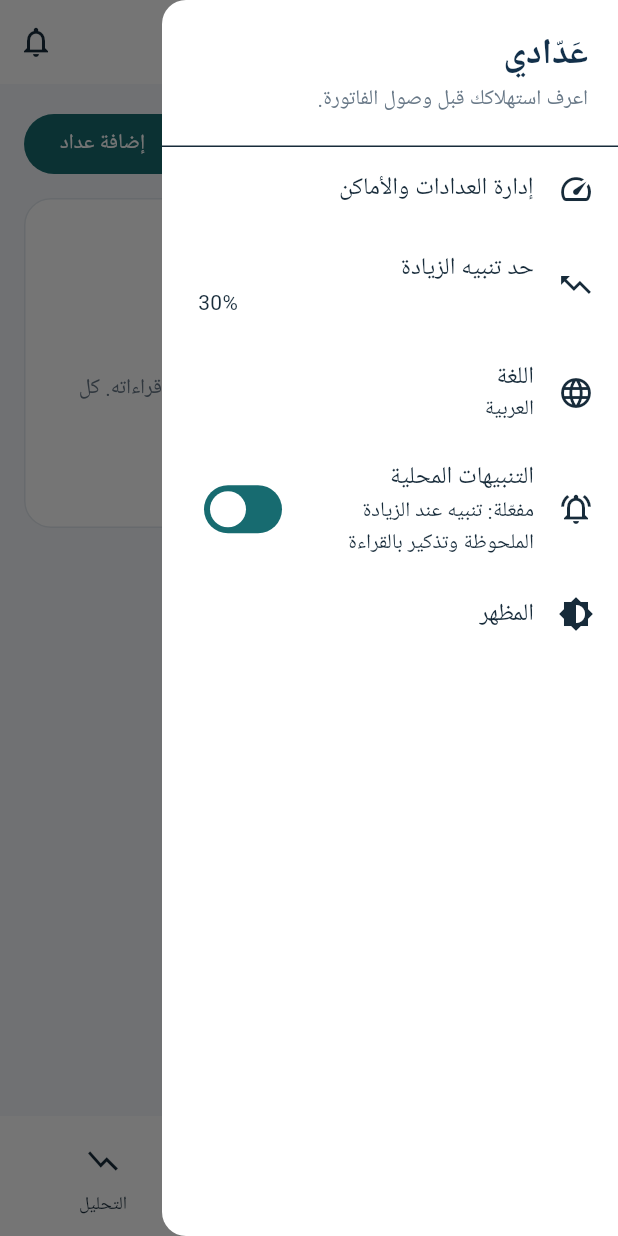
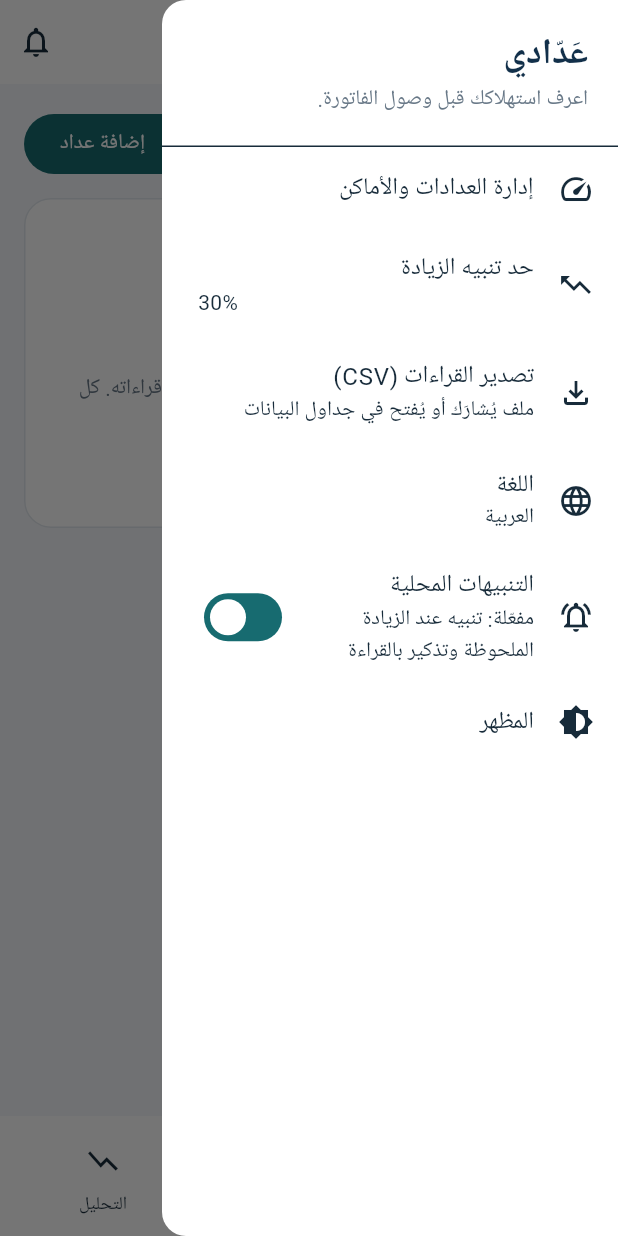
Before and after one commit to moamenessamseja-web/addadi, a Flutter app: the screen it shows after launch, with the side drawer open, on a phone screen of 412 x 824 dp. Run offline on Flutter 3.47's test engine with Material 3 defaults, Android fonts, the phone set to English and light mode, and no system bars; our stand-ins replace flutter_local_notifications, share_plus, shared_preferences, timezone.

Commit message:
feat: CSV export through the Android share sheet

```diff
--- a/lib/data/app_store.dart
+++ b/lib/data/app_store.dart
@@ -2,6 +2,7 @@ import 'package:flutter/material.dart';
 
 import '../domain/app_data.dart';
 import '../domain/consumption.dart';
+import '../domain/csv_export.dart';
 import '../domain/language.dart';
 import '../domain/models.dart';
 import '../domain/notifications.dart';
@@ -11,13 +12,14 @@ import 'storage.dart';
 /// The single source of truth the UI listens to. Every change is written to local storage first;
 /// listeners are only notified after the write succeeded, so "saved on this device" is always true.
 class AppStore extends ChangeNotifier {
-  AppStore._(this._storage, this._data, this._notifications, this._textsBuilder);
+  AppStore._(this._storage, this._data, this._notifications, this._textsBuilder, this._exportSink);
 
   static const storageKey = 'addady.data.v1';
 
   final KeyValueStorage _storage;
   final NotificationCoordinator? _notifications;
   final NotificationTexts Function()? _textsBuilder;
+  final ExportSink? _exportSink;
   AppData _data;
   int _lastId = 0;
 
@@ -25,6 +27,7 @@ class AppStore extends ChangeNotifier {
     KeyValueStorage storage, {
     NotificationCoordinator? notifications,
     NotificationTexts Function()? notificationTexts,
+    ExportSink? exportSink,
   }) async {
     final raw = await storage.read(storageKey);
     var data = const AppData();
@@ -38,7 +41,7 @@ class AppStore extends ChangeNotifier {
       }
     }
     AppLanguage.code = data.language;
-    return AppStore._(storage, data, notifications, notificationTexts);
+    return AppStore._(storage, data, notifications, notificationTexts, exportSink);
   }
 
   List<Meter> get meters => List.unmodifiable(_data.meters);
@@ -153,6 +156,29 @@ class AppStore extends ChangeNotifier {
         },
       ));
 
+  // ---- export ----------------------------------------------------------------------------------
+
+  /// Builds the CSV of every meter and reading and hands it to the OS share sheet.
+  /// [headers] are the 7 column titles in the active language.
+  Future<ExportOutcome> exportCsv({required List<String> headers, DateTime? now}) async {
+    final sink = _exportSink;
+    if (sink == null) return ExportOutcome.failed;
+    final byMeter = {for (final m in _data.meters) m.id: readingsOf(m.id)};
+    if (byMeter.values.every((r) => r.isEmpty)) return ExportOutcome.nothingToExport;
+    final d = now ?? DateTime.now();
+    final stamp = '${d.year.toString().padLeft(4, '0')}${d.month.toString().padLeft(2, '0')}${d.day.toString().padLeft(2, '0')}';
+    try {
+      await sink.shareFile(
+        filename: 'addady-readings-$stamp.csv',
+        content: buildCsv(meters: _data.meters, sortedReadingsByMeter: byMeter, headers: headers),
+        mimeType: 'text/csv',
+      );
+      return ExportOutcome.shared;
+    } catch (_) {
+      return ExportOutcome.failed;
+    }
+  }
+
   // ---- notifications -------------------------------------------------------------------------
 
   bool get notificationsEnabled => _data.notificationsEnabled;
--- a/lib/ui/drawer.dart
+++ b/lib/ui/drawer.dart
@@ -1,6 +1,7 @@
 import 'package:flutter/material.dart';
 
 import '../data/app_store.dart';
+import '../domain/csv_export.dart';
 import 'add_meter_sheet.dart';
 import 'edit_meter_page.dart';
 import 'strings.dart';
@@ -47,6 +48,20 @@ class AppDrawer extends StatelessWidget {
                 builder: (context, _) => NumericText('${store.thresholdPercent.round()}%'),
               ),
               onTap: () => showDialog<void>(context: context, builder: (_) => _ThresholdDialog(store: store)),
+            ),
+            ListTile(
+              leading: const Icon(Icons.file_download_outlined),
+              title: Text(S.exportTitle),
+              subtitle: Text(S.exportSubtitle),
+              onTap: () async {
+                final outcome = await store.exportCsv(
+                  headers: [S.csvMeter, S.csvUnit, S.csvDate, S.csvTime, S.csvReading, S.csvReset, S.csvConsumption],
+                );
+                if (!context.mounted || outcome == ExportOutcome.shared) return;
+                ScaffoldMessenger.of(context).showSnackBar(
+                  SnackBar(content: Text(outcome == ExportOutcome.nothingToExport ? S.exportNothing : S.exportFailed)),
+                );
+              },
             ),
             ListTile(
               leading: const Icon(Icons.language),
--- a/lib/ui/strings.dart
+++ b/lib/ui/strings.dart
@@ -119,6 +119,17 @@ class S {
   static String get languageArabic => _t('languageArabic');
   static String get languageEnglish => _t('languageEnglish');
   static String get defaultCurrency => _t('defaultCurrency');
+  static String get exportTitle => _t('exportTitle');
+  static String get exportSubtitle => _t('exportSubtitle');
+  static String get exportNothing => _t('exportNothing');
+  static String get exportFailed => _t('exportFailed');
+  static String get csvMeter => _t('csvMeter');
+  static String get csvUnit => _t('csvUnit');
+  static String get csvDate => _t('csvDate');
+  static String get csvTime => _t('csvTime');
+  static String get csvReading => _t('csvReading');
+  static String get csvReset => _t('csvReset');
+  static String get csvConsumption => _t('csvConsumption');
 
   // Texts with a number in them.
   static String chartSemantics(int periods) =>
@@ -238,5 +249,16 @@ class S {
     'languageArabic': ['العربية', 'العربية'],
     'languageEnglish': ['English', 'English'],
     'defaultCurrency': ['ج.م', 'EGP'],
+    'exportTitle': ['تصدير القراءات (CSV)', 'Export readings (CSV)'],
+    'exportSubtitle': ['ملف يُشارَك أو يُفتح في جداول البيانات', 'A file you can share or open in a spreadsheet'],
+    'exportNothing': ['لا توجد قراءات لتصديرها بعد.', 'There are no readings to export yet.'],
+    'exportFailed': ['تعذّر إنشاء الملف أو مشاركته.', 'Could not create or share the file.'],
+    'csvMeter': ['العداد', 'meter'],
+    'csvUnit': ['الوحدة', 'unit'],
+    'csvDate': ['التاريخ', 'date'],
+    'csvTime': ['الوقت', 'time'],
+    'csvReading': ['القراءة', 'reading'],
+    'csvReset': ['إعادة ضبط (1 = نعم)', 'reset (1 = yes)'],
+    'csvConsumption': ['استهلاك الفترة', 'period consumption'],
   };
 }
--- a/pubspec.yaml
+++ b/pubspec.yaml
@@ -15,6 +15,8 @@ dependencies:
   # Pinned exactly: the versions that built in CI and ran on the owner's phone in manager-assistant-ready (d2a17ef).
   flutter_local_notifications: 17.2.4
   timezone: 0.9.4
+  # Not verifiable from the authoring sandbox (pub.dev unreachable); caret keeps to the 11.x API (SharePlus.instance.share).
+  share_plus: ^11.0.0
 
 dev_dependencies:
   flutter_test:
```
Also changed, not shown: lib/data/plugin_export.dart (added, +19 -0 lines), lib/domain/csv_export.dart (added, +69 -0 lines), lib/main.dart (+7 -1 lines), 4 other files.
